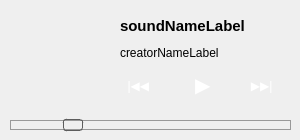
Qt form playerwidget.ui (flxw/scplay) before a commit.
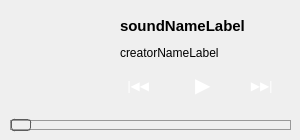
The same form after that commit. Icons and pictures are not drawn.

Commit message: reset slider position to 0

Patch:
```diff
--- a/playerwidget.ui
+++ b/playerwidget.ui
@@ -102,9 +102,6 @@
      border-radius: 3px;
  }</string>
    </property>
-   <property name="value">
-    <number>20</number>
-   </property>
    <property name="tracking">
     <bool>false</bool>
    </property>
```
